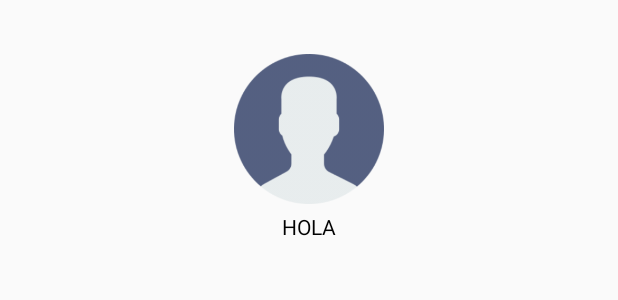
After one commit to DidierMatos/Sincronizacion-SQLite-Server-Google-Maps, an Android app: the layout header_drawer.xml on its own in the app's theme, with its tools: preview values and no code run, on a phone screen of 412 x 824 dp. The commit adds this screen. Shown: the top 300 px of the screen. Run offline under Robolectric (Android 15) with nearby library versions, the phone set to English and light mode, and no system bars.

Commit message:
se agrego el nav view

```diff
--- /dev/null
+++ b/app/src/main/res/layout/header_drawer.xml
@@ -0,0 +1,39 @@
+<?xml version="1.0" encoding="utf-8"?>
+<RelativeLayout
+    xmlns:android="http://schemas.android.com/apk/res/android"
+    android:layout_width="match_parent"
+    android:layout_height="170dp"
+    android:layout_marginTop="16dp">
+
+    <TextView
+        android:id="@+id/txtCapaHeader"
+        android:layout_width="match_parent"
+        android:layout_height="match_parent"
+        />
+
+    <ImageView
+        android:id="@+id/drawerPerfil"
+        android:layout_width="100dp"
+        android:layout_height="100dp"
+        android:src="@drawable/ic_profile"
+        android:layout_alignParentTop="true"
+        android:layout_centerHorizontal="true"
+        android:layout_marginTop="20dp">
+
+    </ImageView>
+
+    <TextView
+        android:id="@+id/txtSaludo"
+        android:layout_width="match_parent"
+        android:layout_height="wrap_content"
+        android:layout_below="@+id/drawerPerfil"
+        android:layout_centerHorizontal="true"
+        android:gravity="center"
+        android:text="Hola"
+        android:layout_marginTop="5dp"
+        android:textColor="@color/colorNegro"
+        android:layout_marginStart="3dp"
+        android:layout_marginEnd="3dp"
+        android:textAllCaps="true" />
+
+</RelativeLayout>
```
Also changed, not shown: app/src/main/res/layout/activity_main.xml (+31 -9 lines), app/src/main/res/menu/drawer_menu.xml (added, +34 -0 lines), app/src/main/res/values/colors.xml (+17 -0 lines), app/src/main/res/drawable/ic_buscar_folio.png (added), app/src/main/res/drawable/ic_log_out.png (added), app/src/main/res/drawable/ic_monitor.png (added), app/src/main/res/drawable/ic_muestras.png (added), app/src/main/res/drawable/ic_profile.png (added).
